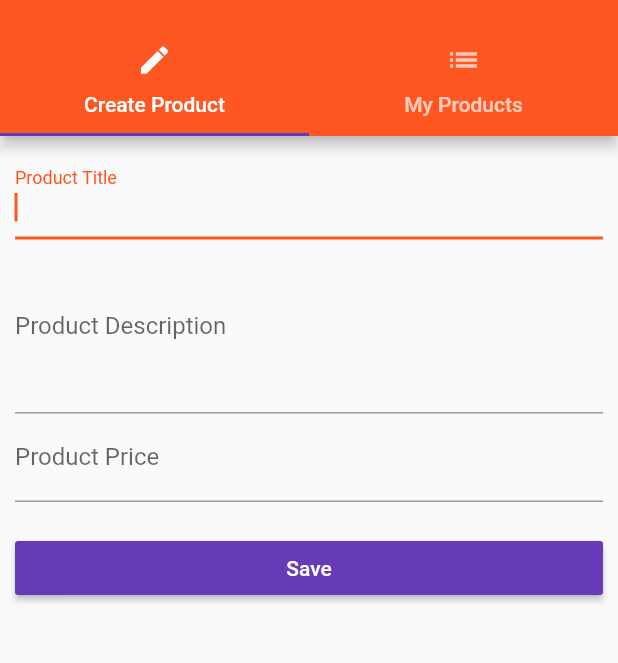
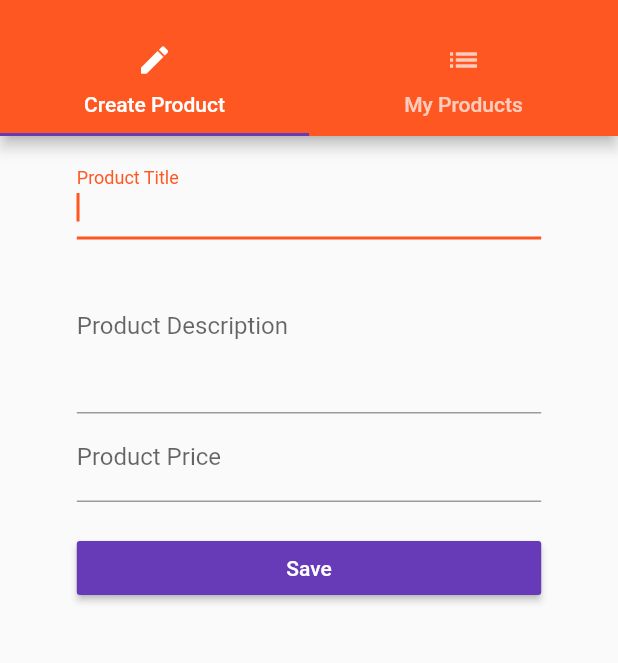
Before and after one commit to MateuszNaKodach/flutter_course_application, a Flutter app: the ProductsAdminPage screen opened by its route, on a phone screen of 412 x 824 dp, the part 59-722 px from its top. Run offline on Flutter 3.47's test engine with Material 2 defaults, Android fonts, the phone set to English and light mode, and no system bars.

Commit message:
Complete Section 8: Diving Deeper Into Widgets

```diff
--- a/lib/main.dart
+++ b/lib/main.dart
@@ -23,7 +23,8 @@ class _MyAppState extends State<MyApp> {
         theme: ThemeData(
             brightness: Brightness.light,
             primarySwatch: Colors.deepOrange,
-            accentColor: Colors.deepPurple),
+            accentColor: Colors.deepPurple
+        ),
         //home: AuthPage(),
         routes: {
           Routes.AUTH: (BuildContext context) => AuthPage(),
--- a/lib/pages/product_create.dart
+++ b/lib/pages/product_create.dart
@@ -20,9 +20,14 @@ class _ProductCreatePageState extends State<ProductCreatePage> {
 
   @override
   Widget build(BuildContext context) {
+    final double deviceWidth = MediaQuery.of(context).size.width;
+    final double targetWidth = deviceWidth > 550.0 ? 500.0 : deviceWidth * 0.9;
+    final double targetPadding = deviceWidth - targetWidth;
     return Container(
-        margin: EdgeInsets.all(10.0),
-        child: ListView(children: [
+      margin: EdgeInsets.all(10.0),
+      child: ListView(
+        padding: EdgeInsets.symmetric(horizontal: targetPadding),
+        children: [
           _buildTitleTextField(),
           _buildDescriptionTextField(),
           _buildPriceTextField(),
@@ -35,7 +40,9 @@ class _ProductCreatePageState extends State<ProductCreatePage> {
             child: Text('Save'),
             onPressed: () => _submitForm(context),
           )
-        ]));
+        ],
+      ),
+    );
   }
 
   void _submitForm(BuildContext context) {
```
Also changed, not shown: lib/pages/auth.dart (+12 -11 lines).
